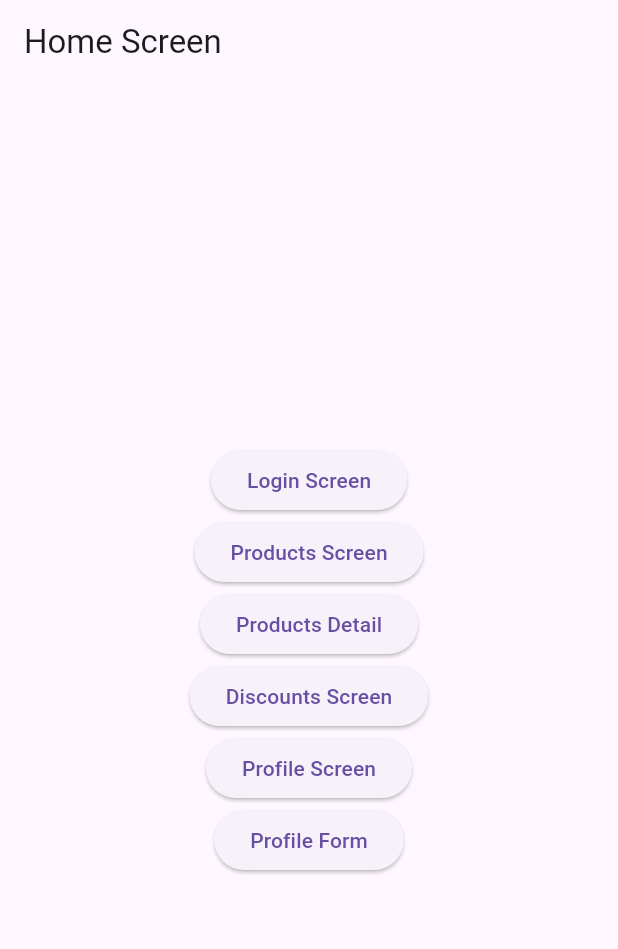
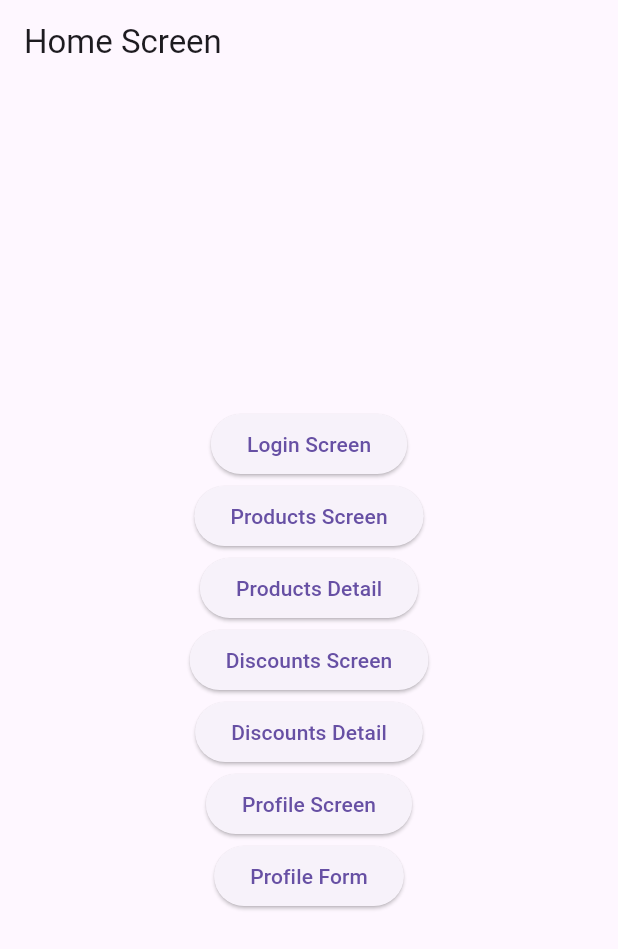
Before and after one commit to naranjaFanta/tp3_appnike, a Flutter app: the screen it shows after launch, on a phone screen of 412 x 824 dp. Shown: the top 949 px of the screen. Run offline on Flutter 3.47's test engine with Material 3 defaults, Android fonts, the light colour scheme and no system bars; our stand-ins replace go_router.

Commit message:
Agregue Discount Detail

```diff
--- a/lib/core/app_router.dart
+++ b/lib/core/app_router.dart
@@ -1,3 +1,4 @@
+import 'package:appnike/presentation/screens/discounts/discount_detail.dart';
 import 'package:appnike/presentation/screens/discounts/discounts_screen.dart';
 import 'package:appnike/presentation/screens/home/home_screen.dart';
 import 'package:appnike/presentation/screens/login/login_screen.dart';
@@ -31,6 +32,10 @@ final appRouter = GoRouter(
         name: DiscountsScreen.name,
         builder: (context, state) => const DiscountsScreen()),
     GoRoute(
+        path: '/discounts/1', //Hay que hacerlo dinamico
+        name: DiscountDetail.name,
+        builder: (context, state) => const DiscountDetail()),
+    GoRoute(
         path: '/profile',
         name: ProfileScreen.name,
         builder: (context, state) => const ProfileScreen()),
--- /dev/null
+++ b/lib/presentation/screens/discounts/discount_detail.dart
@@ -0,0 +1,16 @@
+import 'package:flutter/material.dart';
+
+class DiscountDetail extends StatelessWidget {
+  static const String name = 'discount_detail';
+  const DiscountDetail({super.key});
+
+  @override
+  Widget build(BuildContext context) {
+    return Scaffold(
+      appBar: AppBar(
+        title: const Text('Discount Detail'),
+      ),
+      body: const Center(child: Text('Discount Detail')),
+    );
+  }
+}
--- a/lib/presentation/screens/home/home_screen.dart
+++ b/lib/presentation/screens/home/home_screen.dart
@@ -38,6 +38,12 @@ class HomeScreen extends StatelessWidget {
           ),
           ElevatedButton(
             onPressed: () {
+              appRouter.push('/discounts/1');
+            },
+            child: const Text('Discounts Detail'),
+          ),
+          ElevatedButton(
+            onPressed: () {
               appRouter.push('/profile');
             },
             child: const Text('Profile Screen'),
```
